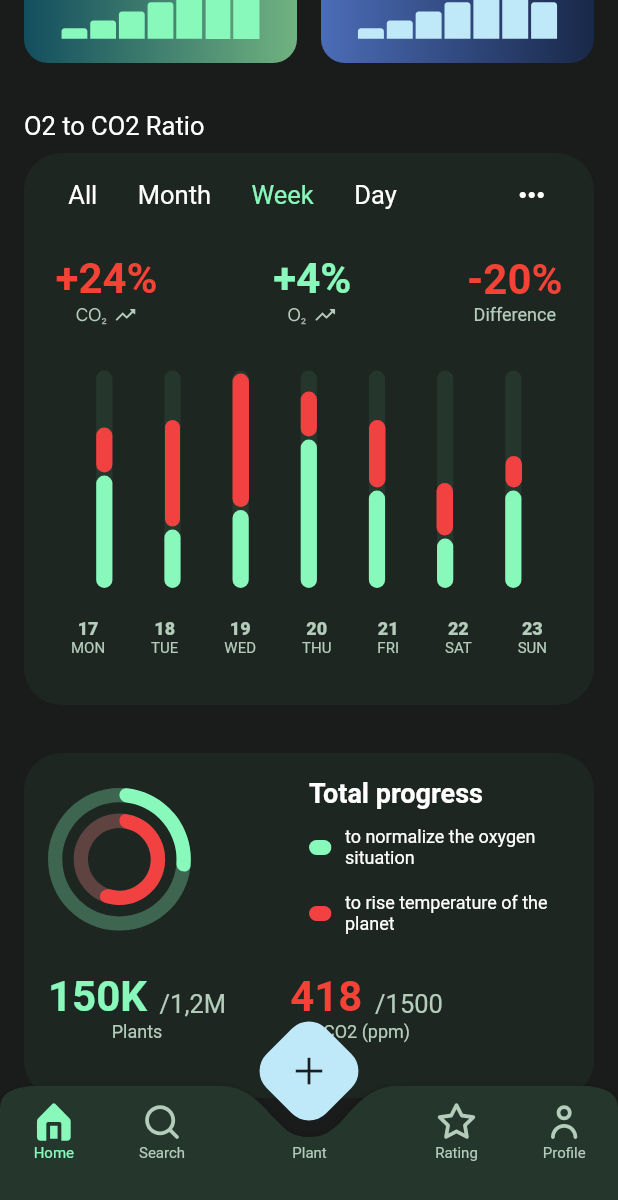
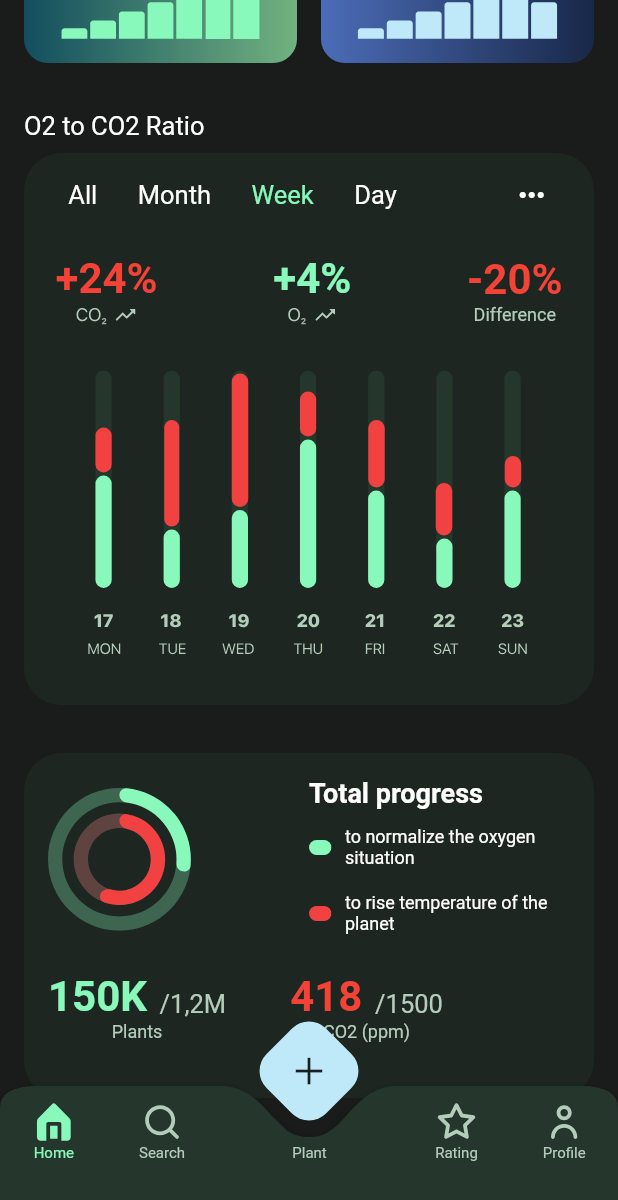
Before and after one commit to artyomIgg/test_push_notifications, a Flutter app: the Home screen opened directly, scrolled down 576 dp, on a phone screen of 412 x 824 dp. Shown: the top 1200 px of the screen. Run offline on Flutter 3.47's test engine with Material 2 defaults, Android fonts, the phone set to English and light mode, and no system bars; our stand-ins replace firebase_analytics, firebase_core, firebase_crashlytics, firebase_messaging, flutter_local_notifications, flutter_svg and 3 more; missing offline and left inert: firebase_in_app_messaging, flutter_facebook_auth; accounts and stored records are empty.

Commit message:
Fix earth scroll

```diff
--- a/lib/earth/earth.dart
+++ b/lib/earth/earth.dart
@@ -64,6 +64,7 @@ class _HomeState extends State<Home> with TickerProviderStateMixin {
   Color cardGradientSecondBlue = Color(0xff182848);
   Color textCountColorBlue = Color(0xffBFE9F8);
   bool isTap = false;
+  bool isLongPress = false;
 
   late Timer _earthRotationTimer;
   late Timer _earthZoomTimer;
@@ -131,8 +132,10 @@ class _HomeState extends State<Home> with TickerProviderStateMixin {
 
     _earthRotationY = _controller.value * 360;
 
-    _earthRotationTimer = Timer(Duration(seconds: 3) , () {
-      _controller.forward();
+    _earthRotationTimer = Timer(Duration(seconds: 3), () {
+      _controller
+        ..forward()
+        ..repeat();
     });
     _earthZoomTimer = Timer(Duration(seconds: 5), () {
       _earthDoubleTapSizeController.reverse();
@@ -225,28 +228,28 @@ class _HomeState extends State<Home> with TickerProviderStateMixin {
                         onLongPress: () {
                           _earthZoomTimer.cancel();
                           _earthRotationTimer.cancel();
+                          isLongPress = true;
                         },
 
                         onHorizontalDragUpdate: (_) {
-                          _controller.stop();
-                          _earthZoomTimer.cancel();
-                          if(_earthRotationTimer.isActive) {
-                            _earthRotationTimer.cancel();
-                          }
-                          updateMove = Vector2(_.delta.dx, _.delta.dy);
-                          _earth.rotation.y =
-                              _earth.rotation.y + _.delta.dx / 2;
-                          _earth.updateTransform();
-                          // _scene.camera.position.setValues(_scene.camera.position.x + _.delta.dx, 0, 0);
-                          _scene.update();
-                          if (_earth.rotation.y <= 0) {
-                            _controller.value =
-                                (_earth.rotation.y + 360) / 360;
-                          } else if (_earth.rotation.y >= 360) {
-                            _controller.value =
-                                (_earth.rotation.y - 360) / 360;
-                          } else
-                            _controller.value = _earth.rotation.y / 360;
+                          // _controller.stop();
+                          // _earthZoomTimer.cancel();
+                          // _earthRotationTimer.cancel();
+                          // updateMove = Vector2(_.delta.dx, _.delta.dy);
+                          // _earth.rotation.y =
+                          //     _earth.rotation.y + _.delta.dx / 2;
+                          // _earth.updateTransform();
+                          // // _scene.camera.position.setValues(_scene.camera.position.x + _.delta.dx, 0, 0);
+                          // _scene.update();
+                          // if (_earth.rotation.y < 0) {
+                          //   _controller.value =
+                          //       (_earth.rotation.y + 360) / 360;
+                          // } else if (_earth.rotation.y > 360) {
+                          //   _controller.value =
+                          //       (_earth.rotation.y - 360) / 360;
+                          // } else {
+                          //   _controller.value = _earth.rotation.y / 360;
+                          // }
                         },
 
                         // onLongPress: () {
@@ -292,7 +295,7 @@ class _HomeState extends State<Home> with TickerProviderStateMixin {
                             },
                             onPointerMove: (_) {
                               // setState(() {
-                              //   _controller.stop();
+                                _controller.stop();
                               // });
                               _earthZoomTimer.cancel();
                               _earthRotationTimer.cancel();
@@ -302,14 +305,14 @@ class _HomeState extends State<Home> with TickerProviderStateMixin {
                               _earth.updateTransform();
                               // _scene.camera.position.setValues(_scene.camera.position.x + _.delta.dx, 0, 0);
                               _scene.update();
-                              if (_earth.rotation.y <= 0) {
-                                _controller.value =
-                                    (_earth.rotation.y + 360) / 360;
-                              } else if (_earth.rotation.y >= 360) {
-                                _controller.value =
-                                    (_earth.rotation.y - 360) / 360;
-                              } else
-                                _controller.value = _earth.rotation.y / 360;
+                              // if (_earth.rotation.y <= 0) {
+                              //   _controller.value =
+                              //       (_earth.rotation.y + 360) / 360;
+                              // } else if (_earth.rotation.y >= 360) {
+                              //   _controller.value =
+                              //       (_earth.rotation.y - 360) / 360;
+                              // } else
+                              //   _controller.value = _earth.rotation.y / 360;
                             },
                             onPointerUp: (_) {
                               _startEarthRotationTimer();
@@ -371,7 +374,39 @@ class _HomeState extends State<Home> with TickerProviderStateMixin {
               ),
             ),
           ),
-          Positioned(bottom: 0, left: 0, child: bottomNavBar(context))
+          Positioned(bottom: 0, left: 0, child: bottomNavBar(context)),
+          AnimatedSwitcher(
+            duration: Duration(milliseconds: 600),
+            transitionBuilder: (Widget child, Animation<double> animation) {
+              return ScaleTransition(scale: animation, child: child);
+            },
+            child: isTap
+                ? GestureDetector(
+                    onTap: () {
+                      setState(() {
+                        setState(() {
+                          _controller.stop();
+                          if (!isTap) {
+                            _earthSizeAnimationController.reverse();
+                          } else {
+                            _earthSizeAnimationController.forward();
+                          }
+                          isTap = !isTap;
+                        });
+                      });
+                    },
+                    child: ClipRRect(
+                      borderRadius: BorderRadius.circular(0),
+                      child: PhotoView(
+                        initialScale: 0.35,
+                        backgroundDecoration:
+                            BoxDecoration(color: Colors.transparent),
+                        imageProvider: AssetImage("res/3d_model/flutter8.png"),
+                      ),
+                    ),
+                  )
+                : const SizedBox(),
+          ),
         ],
       ),
     );
@@ -382,19 +417,30 @@ class _HomeState extends State<Home> with TickerProviderStateMixin {
   }
 
   void _startEarthRotationTimer() {
-    if(!_earthRotationTimer.isActive) {
-      _earthRotationTimer = Timer(Duration(seconds: 3) , () {
-      _controller..forward()..repeat();
-    });
+    if (!_earthRotationTimer.isActive) {
+      _earthRotationTimer = Timer(Duration(seconds: 3), () {
+        if (_earth.rotation.y <= 0) {
+          _controller.value =
+              (_earth.rotation.y + 360) / 360;
+        } else if (_earth.rotation.y >= 360) {
+          _controller.value =
+              (_earth.rotation.y - 360) / 360;
+        } else {
+          _controller.value = _earth.rotation.y / 360;
+        }
+        _controller
+          ..forward()
+          ..repeat();
+      });
     }
   }
 
   void _startEarthZoomTimer() {
-    if(!_earthZoomTimer.isActive) {
+    if (!_earthZoomTimer.isActive) {
       _earthZoomTimer = Timer(Duration(seconds: 3), () {
-      print('_earthDoubleTapSizeController');
-      _earthDoubleTapSizeController.reverse();
-    });
+        print('_earthDoubleTapSizeController');
+        _earthDoubleTapSizeController.reverse();
+      });
     }
   }
 }
@@ -737,136 +783,142 @@ Widget ratio(BuildContext context) {
                   ),
                 ),
                 Center(
-                    child: SvgPicture.asset("res/bihance_pic/ratio_graph.svg")),
-                Padding(
-                  padding: const EdgeInsets.only(top: 15.0),
-                  child: Row(
-                    mainAxisAlignment: MainAxisAlignment.spaceAround,
-                    children: [
-                      Column(
-                        children: [
-                          Text(
-                            "17",
-                            style: TextStyle(
-                                color: bottomNavBarTextColor,
-                                fontSize: 12,
-                                fontWeight: FontWeight.w800),
-                          ),
-                          Text(
-                            "MON",
-                            style: TextStyle(
-                              color: bottomNavBarTextColor,
-                              fontSize: 10,
-                              fontWeight: FontWeight.w400,
-                            ),
-                          )
-                        ],
-                      ),
-                      Column(
-                        children: [
-                          Text(
-                            "18",
-                            style: TextStyle(
-                                color: bottomNavBarTextColor,
-                                fontSize: 12,
-                                fontWeight: FontWeight.w800),
-                          ),
-                          Text("TUE",
-                              style: TextStyle(
-                                color: bottomNavBarTextColor,
-                                fontSize: 10,
-                                fontWeight: FontWeight.w400,
-                              ))
-                        ],
-                      ),
-                      Column(
-                        children: [
-                          Text(
-                            "19",
-                            style: TextStyle(
-                                color: bottomNavBarTextColor,
-                                fontSize: 12,
-                                fontWeight: FontWeight.w800),
-                          ),
-                          Text("WED",
-                              style: TextStyle(
-                                color: bottomNavBarTextColor,
-                                fontSize: 10,
-                                fontWeight: FontWeight.w400,
-                              ))
-                        ],
-                      ),
-                      Column(
-                        children: [
-                          Text(
-                            "20",
-                            style: TextStyle(
-                                color: bottomNavBarTextColor,
-                                fontSize: 12,
-                                fontWeight: FontWeight.w800),
-                          ),
-                          Text("THU",
-                              style: TextStyle(
-                                color: bottomNavBarTextColor,
-                                fontSize: 10,
-                                fontWeight: FontWeight.w400,
-                              ))
-                        ],
-                      ),
-                      Column(
-                        children: [
-                          Text(
-                            "21",
-                            style: TextStyle(
-                                color: bottomNavBarTextColor,
-                                fontSize: 12,
-                                fontWeight: FontWeight.w800),
-                          ),
-                          Text("FRI",
-                              style: TextStyle(
-                                color: bottomNavBarTextColor,
-                                fontSize: 10,
-                                fontWeight: FontWeight.w400,
-                              ))
-                        ],
-                      ),
-                      Column(
-                        children: [
-                          Text(
-                            "22",
-                            style: TextStyle(
-                                color: bottomNavBarTextColor,
-                                fontSize: 12,
-                                fontWeight: FontWeight.w800),
-                          ),
-                          Text("SAT",
-                              style: TextStyle(
-                                color: bottomNavBarTextColor,
-                                fontSize: 10,
-                                fontWeight: FontWeight.w400,
-                              ))
-                        ],
-                      ),
-                      Column(
-                        children: [
-                          Text(
-                            "23",
-                            style: TextStyle(
-                                color: bottomNavBarTextColor,
-                                fontSize: 12,
-                                fontWeight: FontWeight.w800),
-                          ),
-                          Text("SUN",
-                              style: TextStyle(
-                                color: bottomNavBarTextColor,
-                                fontSize: 10,
-                                fontWeight: FontWeight.w400,
-                              ))
-                        ],
-                      ),
-                    ],
-                  ),
-                )
+                    child: SvgPicture.asset(
+                  "res/bihance_pic/ratio_graph_full.svg",
+                  // width: 296, height: 191,
+                )),
+                // Padding(
+                //   padding: const EdgeInsets.only(top: 15.0),
+                //   child: Container(
+                //     width: 296, height: 191,
+                //     child: Row(
+                //       mainAxisAlignment: MainAxisAlignment.spaceAround,
+                //       children: [
+                //         Column(
+                //           children: [
+                //             Text(
+                //               "17",
+                //               style: TextStyle(
+                //                   color: bottomNavBarTextColor,
+                //                   fontSize: 12,
+                //                   fontWeight: FontWeight.w800),
+                //             ),
+                //             Text(
+                //               "MON",
+                //               style: TextStyle(
+                //                 color: bottomNavBarTextColor,
+                //                 fontSize: 10,
+                //                 fontWeight: FontWeight.w400,
+                //               ),
+                //             )
+                //           ],
+                //         ),
+                //         Column(
+                //           children: [
+                //             Text(
+                //               "18",
+                //               style: TextStyle(
+                //                   color: bottomNavBarTextColor,
+                //                   fontSize: 12,
+                //                   fontWeight: FontWeight.w800),
+                //             ),
+                //             Text("TUE",
+                //                 style: TextStyle(
+                //                   color: bottomNavBarTextColor,
+                //                   fontSize: 10,
+                //                   fontWeight: FontWeight.w400,
+                //                 ))
+                //           ],
+                //         ),
+                //         Column(
+                //           children: [
+                //             Text(
+                //               "19",
+                //               style: TextStyle(
+                //                   color: bottomNavBarTextColor,
+                //                   fontSize: 12,
+                //                   fontWeight: FontWeight.w800),
+                //             ),
+                //             Text("WED",
+                //                 style: TextStyle(
+                //                   color: bottomNavBarTextColor,
+                //                   fontSize: 10,
+                //                   fontWeight: FontWeight.w400,
+                //                 ))
+                //           ],
+                //         ),
+                //         Column(
+                //           children: [
+                //             Text(
+                //               "20",
+                //               style: TextStyle(
+                //                   color: bottomNavBarTextColor,
+                //                   fontSize: 12,
+                //                   fontWeight: FontWeight.w800),
+                //             ),
+                //             Text("THU",
+                //                 style: TextStyle(
+                //                   color: bottomNavBarTextColor,
+                //                   fontSize: 10,
+                //                   fontWeight: FontWeight.w400,
+                //                 ))
+                //           ],
+                //         ),
+                //         Column(
+                //           children: [
+                //             Text(
+                //               "21",
+                //               style: TextStyle(
+                //                   color: bottomNavBarTextColor,
+                //                   fontSize: 12,
+                //                   fontWeight: FontWeight.w800),
+                //             ),
+                //             Text("FRI",
+                //                 style: TextStyle(
+                //                   color: bottomNavBarTextColor,
+                //                   fontSize: 10,
+                //                   fontWeight: FontWeight.w400,
+                //                 ))
+                //           ],
+                //         ),
+                //         Column(
+                //           children: [
+                //             Text(
+                //               "22",
+                //               style: TextStyle(
+                //                   color: bottomNavBarTextColor,
+                //                   fontSize: 12,
+                //                   fontWeight: FontWeight.w800),
+                //             ),
+                //             Text("SAT",
+                //                 style: TextStyle(
+                //                   color: bottomNavBarTextColor,
+                //                   fontSize: 10,
+                //                   fontWeight: FontWeight.w400,
+                //                 ))
+                //           ],
+                //         ),
+                //         Column(
+                //           children: [
+                //             Text(
+                //               "23",
+                //               style: TextStyle(
+                //                   color: bottomNavBarTextColor,
+                //                   fontSize: 12,
+                //                   fontWeight: FontWeight.w800),
+                //             ),
+                //             Text("SUN",
+                //                 style: TextStyle(
+                //                   color: bottomNavBarTextColor,
+                //                   fontSize: 10,
+                //                   fontWeight: FontWeight.w400,
+                //                 ))
+                //           ],
+                //         ),
+                //       ],
+                //     ),
+                //   ),
+                // )
               ],
             )),
       ],
--- a/pubspec.yaml
+++ b/pubspec.yaml
@@ -97,6 +97,7 @@ flutter:
     - res/bihance_pic/icons/co2_rating.svg
     - res/bihance_pic/icons/o2_rating.svg
     - res/bihance_pic/ratio_graph.svg
+    - res/bihance_pic/ratio_graph_full.svg
     - res/bihance_pic/total_progress.svg
     - res/bihance_pic/green_bullet.svg
     - res/bihance_pic/red_bullet.svg
```
Also changed, not shown: res/bihance_pic/ratio_graph_full.svg (added).
